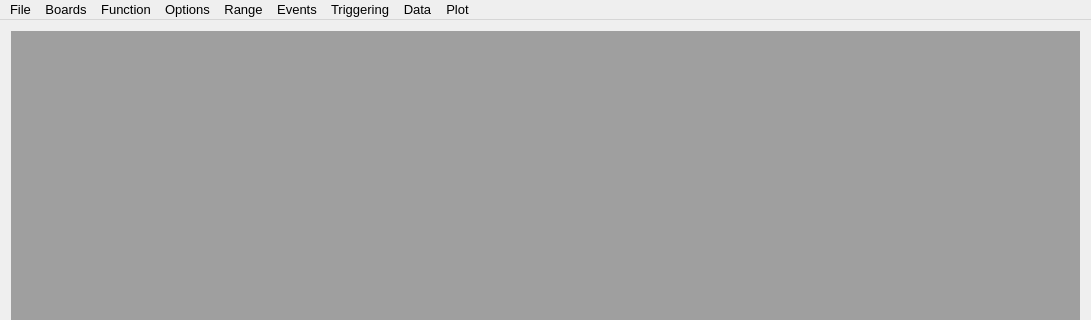
Old version of the form mainwindow.ui in the repository MccDv/universaltest; both pictures show x 0 to 1091 and y 0 to 320 of the 1091 by 525 pixel window.
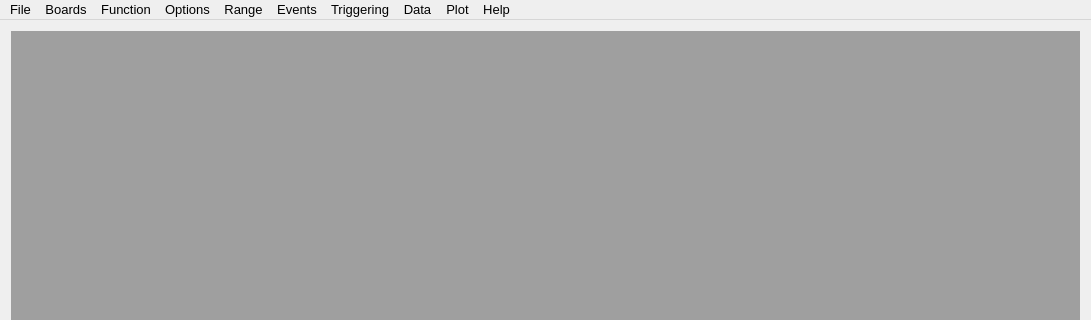
New version of the form.

Commit message: Added command line version and help about.

Patch:
```diff
--- a/mainwindow.ui
+++ b/mainwindow.ui
@@ -294,6 +294,12 @@
     </property>
     <addaction name="actionEventSetup"/>
    </widget>
+   <widget class="QMenu" name="menuHelp">
+    <property name="title">
+     <string>Help</string>
+    </property>
+    <addaction name="actionAbout"/>
+   </widget>
    <addaction name="menuFile"/>
    <addaction name="menuBoards"/>
    <addaction name="menuFunction"/>
@@ -303,6 +309,7 @@
    <addaction name="menuTriggering"/>
    <addaction name="menuData_Generator"/>
    <addaction name="menuPlot"/>
+   <addaction name="menuHelp"/>
   </widget>
   <action name="actionTmrLoop">
    <property name="checkable">
```
Left out of the diff: 5 changed lines with no effect on the pictures. The commit also changes 4 other files.
